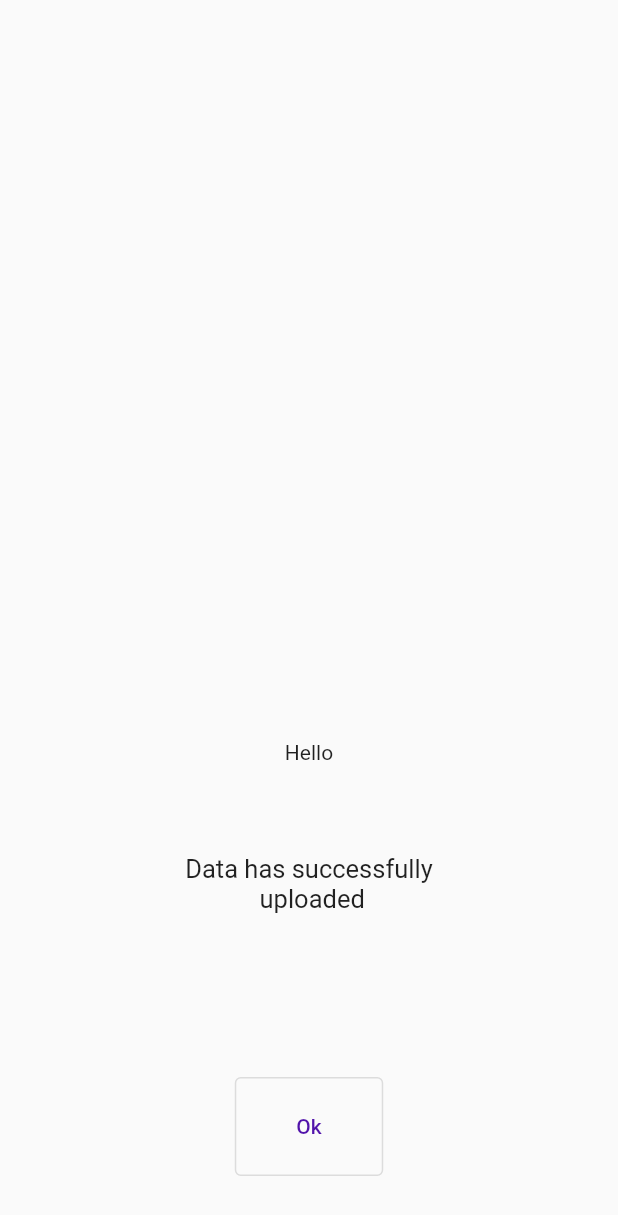
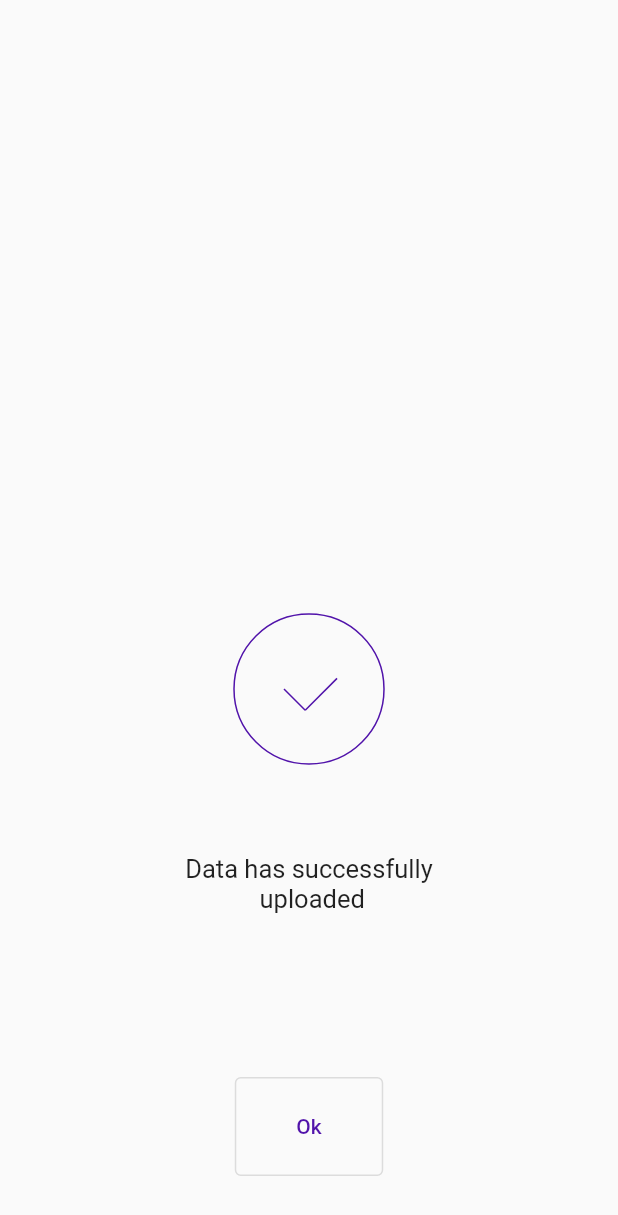
Before and after one commit to kleysonklaus/flutter_loading_bubbles_animation, a Flutter app: the DataBackupCompletedPage widget shown alone on an empty page, opened directly with empty values, on a phone screen of 412 x 824 dp. Shown: the top 1215 px of the screen. Run offline on Flutter 3.47's test engine with Material 2 defaults, Android fonts, the phone set to English and light mode, and no system bars.

```diff
--- a/lib/loading/data_backup_cloud_page.dart
+++ b/lib/loading/data_backup_cloud_page.dart
@@ -22,6 +22,7 @@ class _Bubble {
 class DataBackupCloudPage extends StatelessWidget {
   final Animation<double> progressAnimation;
   final Animation<double> cloudOutAnimation;
+  final Animation<double> bubblesAnimation;
   final bubbles = List<_Bubble>.generate(500, (index) {
     final size = math.Random().nextInt(20) + 5.0;
     final speed = math.Random().nextInt(50) + 1.0;
@@ -43,6 +44,7 @@ class DataBackupCloudPage extends StatelessWidget {
     Key? key,
     required this.progressAnimation,
     required this.cloudOutAnimation,
+    required this.bubblesAnimation,
   }) : super(key: key);
   @override
   Widget build(BuildContext context) {
@@ -115,7 +117,7 @@ class DataBackupCloudPage extends StatelessWidget {
                 child: ClipOval(
                   child: CustomPaint(
                     foregroundPainter:
-                        _CloudBubblePainter(progressAnimation, bubbles),
+                        _CloudBubblePainter(bubblesAnimation, bubbles),
                     child: Container(
                       decoration: const BoxDecoration(
                         shape: BoxShape.circle,
--- a/lib/loading/data_backup_completed_page.dart
+++ b/lib/loading/data_backup_completed_page.dart
@@ -1,4 +1,5 @@
 import 'package:flutter/material.dart';
+import 'package:vector_math/vector_math_64.dart' as vector;
 
 import 'loading.dart';
 
@@ -7,11 +8,11 @@ class DataBackupCompletedPage extends AnimatedWidget {
   const DataBackupCompletedPage({Key? key, required this.endingAnimation})
       : super(key: key, listenable: endingAnimation);
 
-  double get value => (listenable as Animation).value;
+  Animation<double> get animation => (listenable as Animation<double>);
 
   @override
   Widget build(BuildContext context) {
-    return value > 0
+    return animation.value > 0
         ? Positioned.fill(
             child: SafeArea(
                 child: Column(
@@ -21,8 +22,13 @@ class DataBackupCompletedPage extends AnimatedWidget {
                     flex: 2,
                     child: Align(
                       alignment: Alignment.bottomCenter,
-                      child: Container(
-                        child: Text("Hello"),
+                      child: CustomPaint(
+                        foregroundPainter:
+                            _DataBackupCompletedPainer(animation),
+                        child: Container(
+                          height: 100,
+                          width: 100,
+                        ),
                       ),
                     )),
                 SizedBox(height: 60),
@@ -78,3 +84,51 @@ class DataBackupCompletedPage extends AnimatedWidget {
         : const SizedBox.shrink();
   }
 }
+
+class _DataBackupCompletedPainer extends CustomPainter {
+  final Animation<double> animation;
+  _DataBackupCompletedPainer(this.animation) : super(repaint: animation);
+  @override
+  void paint(Canvas canvas, Size size) {
+    final paint = Paint()
+      ..color = mainDataBackupColor
+      ..style = PaintingStyle.stroke
+      ..strokeWidth = 1.0;
+
+    final circlePath = Path();
+
+    circlePath.addArc(
+      Rect.fromCenter(
+        center: Offset(size.width / 2, size.height / 2),
+        height: size.height,
+        width: size.width,
+      ),
+      vector.radians(-90.0),
+      vector.radians(360.0 * animation.value),
+    );
+
+    final leftLine = size.width * 0.2;
+    final rightLine = size.width * 0.3;
+
+    final leftPercent = animation.value > 0.5 ? 1.0 : animation.value / 0.5;
+    final rightPercent =
+        animation.value < 0.5 ? 0.0 : (animation.value - 0.5) / 0.5;
+
+    canvas.save();
+
+    canvas.translate(size.width / 3, size.height / 2);
+    canvas.rotate(vector.radians(-45));
+
+    canvas.drawLine(Offset.zero, Offset(0.0, leftLine * leftPercent), paint);
+
+    canvas.drawLine(Offset(0.0, leftLine),
+        Offset(rightLine * rightPercent, leftLine), paint);
+
+    canvas.restore();
+
+    canvas.drawPath(circlePath, paint);
+  }
+
+  @override
+  bool shouldRepaint(covariant CustomPainter oldDelegate) => false;
+}
--- a/lib/loading/loading.dart
+++ b/lib/loading/loading.dart
@@ -33,11 +33,11 @@ class _LoadingState extends State<Loading> with SingleTickerProviderStateMixin {
     );
     _cloudOutAnimation = CurvedAnimation(
       parent: _animationController,
-      curve: Interval(0.7, 0.85),
+      curve: Interval(0.7, 0.85, curve: Curves.easeOut),
     );
     _endingAnimation = CurvedAnimation(
       parent: _animationController,
-      curve: Interval(0.8, 1.0),
+      curve: Interval(0.8, 1.0, curve: Curves.decelerate),
     );
     super.initState();
   }
```
